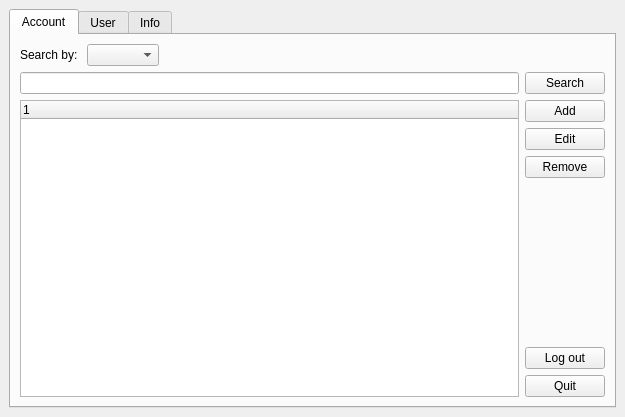
The window that guimanager.ui (vudaoanhtuan/libpro_v2) describes before a commit, drawn with Qt 5.
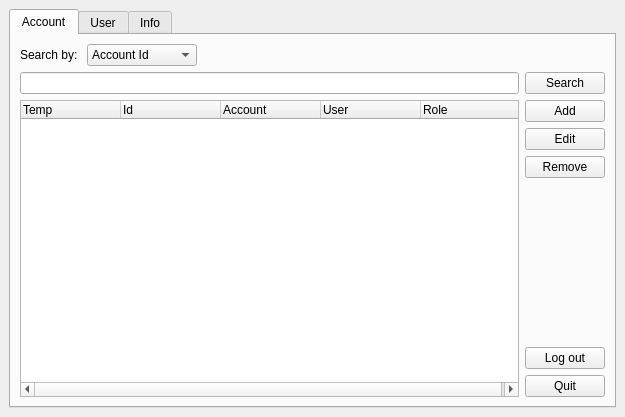
The same window after the commit. The open tabs and pages were chosen to show the change.

Diff of the .ui file:
```diff
--- a/guimanager.ui
+++ b/guimanager.ui
@@ -35,7 +35,23 @@
            </widget>
           </item>
           <item>
-           <widget class="QComboBox" name="searchAccBy"/>
+           <widget class="QComboBox" name="searchAccBy">
+            <item>
+             <property name="text">
+              <string>Account Id</string>
+             </property>
+            </item>
+            <item>
+             <property name="text">
+              <string>Account Name</string>
+             </property>
+            </item>
+            <item>
+             <property name="text">
+              <string>User Name</string>
+             </property>
+            </item>
+           </widget>
           </item>
           <item>
            <spacer name="horizontalSpacer_3">
@@ -72,7 +88,27 @@
            <widget class="QTreeWidget" name="treeWidget">
             <column>
              <property name="text">
-              <string notr="true">1</string>
+              <string notr="true">Temp</string>
+             </property>
+            </column>
+            <column>
+             <property name="text">
+              <string>Id</string>
+             </property>
+            </column>
+            <column>
+             <property name="text">
+              <string>Account</string>
+             </property>
+            </column>
+            <column>
+             <property name="text">
+              <string>User</string>
+             </property>
+            </column>
+            <column>
+             <property name="text">
+              <string>Role</string>
              </property>
             </column>
            </widget>
```
Left out of the diff: 6 changed lines with no effect on the pictures.
